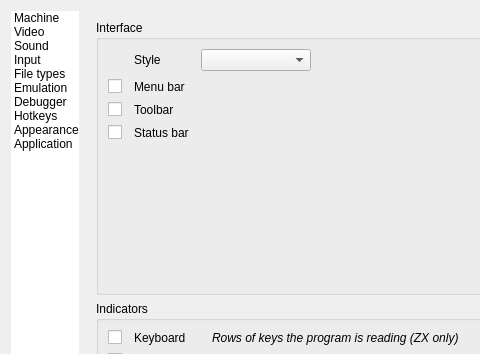
Old version of the form ui/setupwin.ui in the repository Volutar/xpeccy-plus; both pictures show x 0 to 480 and y 0 to 354 of the 716 by 909 pixel window.
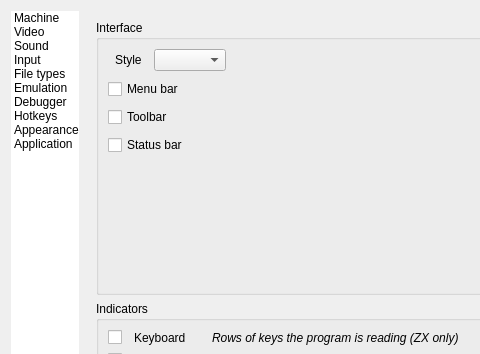
New version of the form. The open tabs and pages were chosen to show the change. Icons and pictures are not drawn. Custom widgets are drawn as their Qt base class.

Commit message: options: Interface with no empty cells - the palette in the check boxes' column, Style where their names start, the boxes under the Indicators'

```diff
--- a/ui/setupwin.ui
+++ b/ui/setupwin.ui
@@ -3640,17 +3640,19 @@
     </property>
     <layout class="QHBoxLayout" name="lookLayout">
      <item>
-      <layout class="QGridLayout" name="gridLayout_look" columnstretch="0,0,1">
-                  <property name="horizontalSpacing">
-                   <number>12</number>
-                  </property>
-                  <property name="verticalSpacing">
+      <layout class="QVBoxLayout" name="lookLeft">
+       <property name="spacing">
                    <number>8</number>
                   </property>
-                  <item row="0" column="0">
+       <item>
+        <layout class="QHBoxLayout" name="styleRow">
+         <property name="spacing">
+          <number>0</number>
+         </property>
+         <item>
                    <widget class="QLabel" name="icoStyle"/>
                   </item>
-                  <item row="0" column="1">
+         <item>
                    <widget class="QLabel" name="label_22">
                     <property name="toolTip">
                      <string>Interface style, from config/styles</string>
@@ -3663,83 +3665,75 @@
                     </property>
                    </widget>
                   </item>
-                  <item row="0" column="2">
+         <item>
+          <spacer name="styleGap">
+           <property name="orientation">
+            <enum>Qt::Horizontal</enum>
+           </property>
+           <property name="sizeType">
+            <enum>QSizePolicy::Fixed</enum>
+           </property>
+           <property name="sizeHint" stdset="0">
+            <size>
+             <width>12</width>
+             <height>0</height>
+            </size>
+           </property>
+          </spacer>
+         </item>
+         <item>
                    <widget class="QComboBox" name="cbStyleSheet">
                     <property name="toolTip">
                      <string>Interface style, from config/styles</string>
                     </property>
                    </widget>
                   </item>
-                  <item row="1" column="0">
+         <item>
+          <spacer name="styleTail">
+           <property name="orientation">
+            <enum>Qt::Horizontal</enum>
+           </property>
+           <property name="sizeHint" stdset="0">
+            <size>
+             <width>0</width>
+             <height>0</height>
+            </size>
+           </property>
+          </spacer>
+         </item>
+        </layout>
+       </item>
+       <item>
                    <widget class="QCheckBox" name="cbMenuBar">
                     <property name="toolTip">
                      <string>The menus over the picture</string>
                     </property>
                     <property name="text">
-                     <string/>
-                    </property>
-                   </widget>
-                  </item>
-                  <item row="1" column="1">
-                   <widget class="QLabel" name="namMenuBar">
-                    <property name="toolTip">
-                     <string>The menus over the picture</string>
-                    </property>
-                    <property name="text">
                      <string>Menu bar</string>
                     </property>
-                    <property name="buddy">
-                     <cstring>cbMenuBar</cstring>
-                    </property>
-                   </widget>
-                  </item>
-                  <item row="2" column="0">
+        </widget>
+       </item>
+       <item>
                    <widget class="QCheckBox" name="cbToolBar">
                     <property name="toolTip">
                      <string>The buttons under the menus</string>
                     </property>
                     <property name="text">
-                     <string/>
-                    </property>
-                   </widget>
-                  </item>
-                  <item row="2" column="1">
-                   <widget class="QLabel" name="namToolBar">
-                    <property name="toolTip">
-                     <string>The buttons under the menus</string>
-                    </property>
-                    <property name="text">
                      <string>Toolbar</string>
                     </property>
-                    <property name="buddy">
-                     <cstring>cbToolBar</cstring>
-                    </property>
-                   </widget>
-                  </item>
-                  <item row="3" column="0">
+        </widget>
+       </item>
+       <item>
                    <widget class="QCheckBox" name="cbStatusBar">
                     <property name="toolTip">
                      <string>The line under the picture</string>
                     </property>
                     <property name="text">
-                     <string/>
-                    </property>
-                   </widget>
-                  </item>
-                  <item row="3" column="1">
-                   <widget class="QLabel" name="namStatusBar">
-                    <property name="toolTip">
-                     <string>The line under the picture</string>
-                    </property>
-                    <property name="text">
                      <string>Status bar</string>
                     </property>
-                    <property name="buddy">
-                     <cstring>cbStatusBar</cstring>
-                    </property>
-                   </widget>
-                  </item>
-                  <item row="4" column="0" colspan="3">
+        </widget>
+       </item>
+       <item>
                    <spacer name="verticalSpacer_look">
                     <property name="orientation">
                      <enum>Qt::Vertical</enum>
```
Lines whose indentation alone changed are shown as unchanged. The commit also changes 1 other file.
